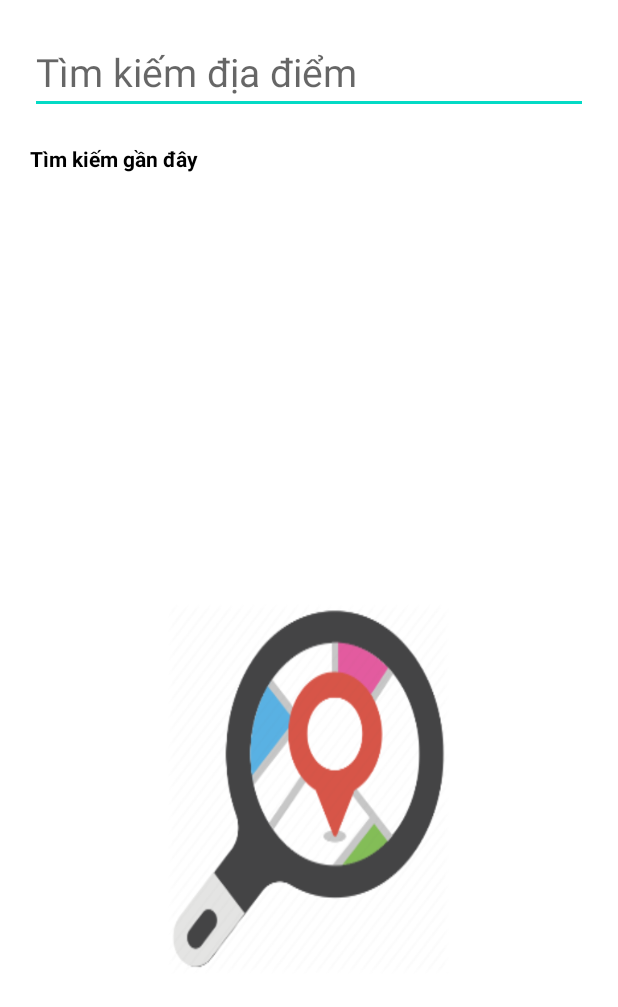
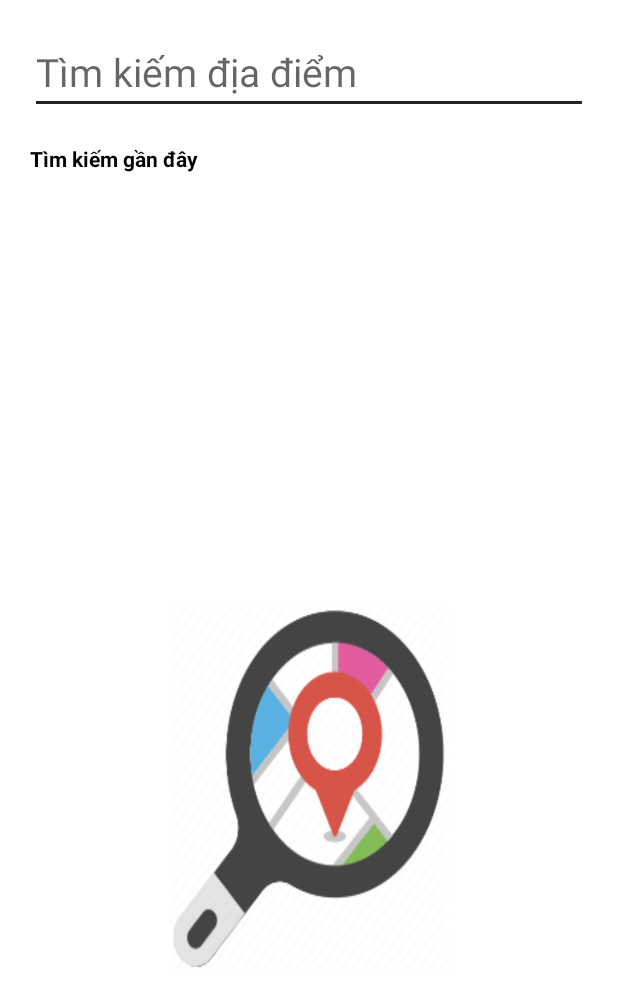
Before and after one commit to noha612/appda2020, an Android app: the FindLocationActivity screen opened directly, with no data from a screen before it, on a phone screen of 412 x 824 dp. Shown: the top 1007 px of the screen. Run offline under Robolectric (Android 15) with nearby library versions, the phone set to English and light mode, and no system bars.

Commit message:
update giao dien

```diff
--- a/app/src/main/AndroidManifest.xml
+++ b/app/src/main/AndroidManifest.xml
@@ -15,7 +15,8 @@
         android:roundIcon="@mipmap/ic_launcher_round"
         android:supportsRtl="true"
         android:theme="@style/AppTheme">
-        <activity android:name=".activty.FindLocationActivity"></activity>
+        <activity android:name=".activty.FindLocationActivity"
+            android:windowSoftInputMode="adjustResize|adjustPan"></activity>
         <activity android:name=".Splash">
             <intent-filter>
                 <action android:name="android.intent.action.MAIN" />
--- a/app/src/main/res/values/colors.xml
+++ b/app/src/main/res/values/colors.xml
@@ -2,6 +2,6 @@
 <resources>
     <color name="colorPrimary">#6200EE</color>
     <color name="colorPrimaryDark">#0089B3</color>
-    <color name="colorAccent">#03DAC5</color>
+    <color name="colorAccent">#252424</color>
     <color name="gray">#32AAAAAA</color>
 </resources>
```
Also changed, not shown: app/src/main/res/layout/activity_main.xml (+5 -4 lines).
